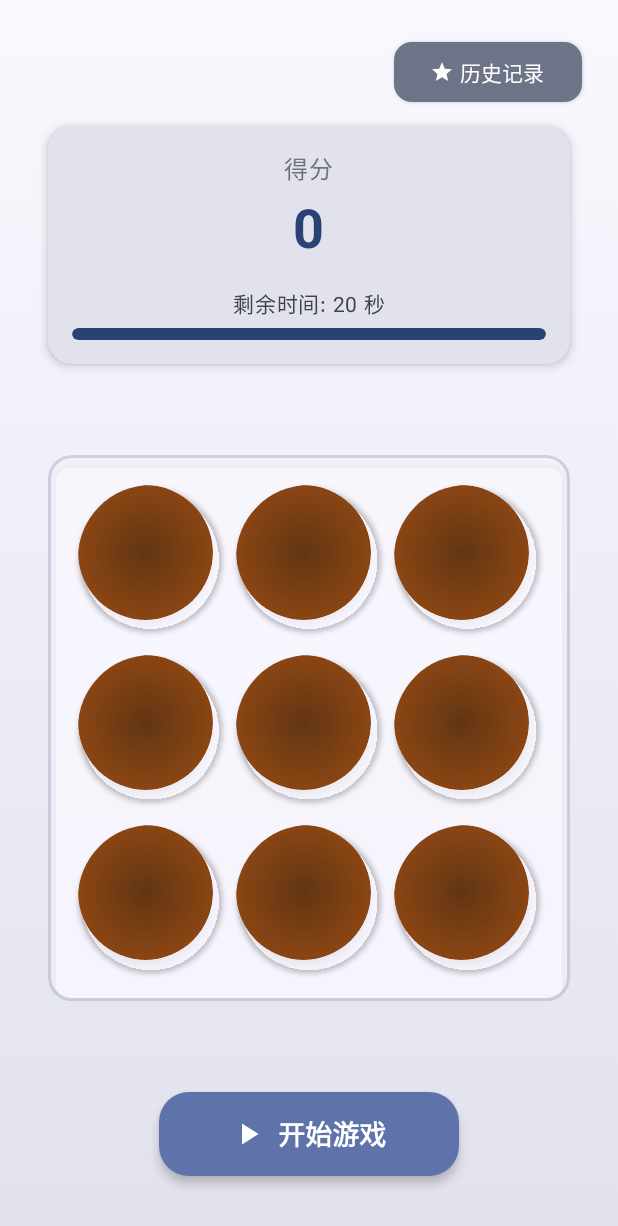
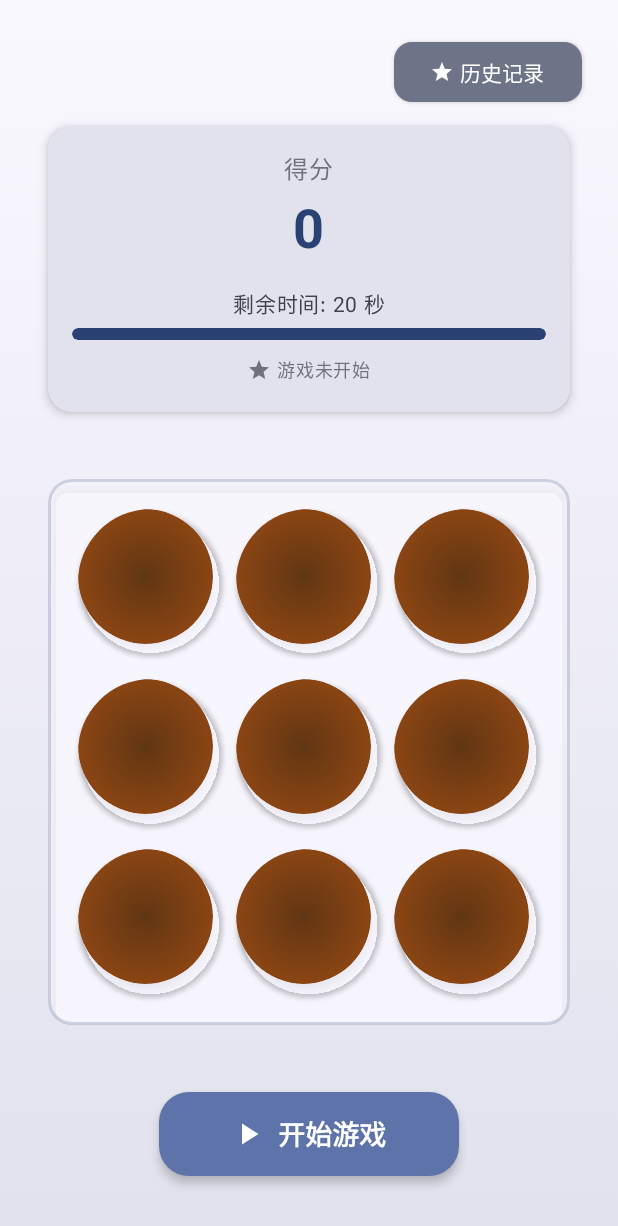
Before and after one commit to JQ2020/WhackAMole, an Android app built with Jetpack Compose: the screen it shows after launch (MainActivity), on a phone screen of 412 x 824 dp. Shown: the top 1226 px of the screen. Run offline under Robolectric (Android 15) with nearby library versions, the phone set to English and light mode, and no system bars.

Commit message:
- 提交信息：优化游戏界面，修复游戏开始时界面闪动问题

```diff
--- a/app/src/main/java/com/example/myapplication/ui/screens/GameScreen.kt
+++ b/app/src/main/java/com/example/myapplication/ui/screens/GameScreen.kt
@@ -209,8 +209,7 @@ private fun GameInfoCard(
                 trackColor = MaterialTheme.colorScheme.surfaceVariant.copy(alpha = 0.3f)
             )
 
-            // 时间图标
-            if (isPlaying) {
+            // 游戏状态显示
             Row(
                 modifier = Modifier
                     .padding(top = 8.dp)
@@ -231,17 +230,22 @@ private fun GameInfoCard(
 
                 Icon(
                     imageVector = Icons.Default.Star,
-                        contentDescription = "计时器",
-                        tint = MaterialTheme.colorScheme.primary.copy(alpha = alpha),
+                    contentDescription = "状态",
+                    tint = if (isPlaying)
+                        MaterialTheme.colorScheme.primary.copy(alpha = alpha)
+                    else
+                        MaterialTheme.colorScheme.onSurfaceVariant.copy(alpha = 0.7f),
                     modifier = Modifier.size(16.dp)
                 )
                 Spacer(modifier = Modifier.width(4.dp))
                 Text(
-                        text = "游戏进行中",
+                    text = if (isPlaying) "游戏进行中" else "游戏未开始",
                     fontSize = 12.sp,
-                        color = MaterialTheme.colorScheme.primary.copy(alpha = alpha)
+                    color = if (isPlaying)
+                        MaterialTheme.colorScheme.primary.copy(alpha = alpha)
+                    else
+                        MaterialTheme.colorScheme.onSurfaceVariant.copy(alpha = 0.7f)
                 )
-                }
             }
         }
     }
```
Lines whose indentation alone changed are shown as unchanged.
